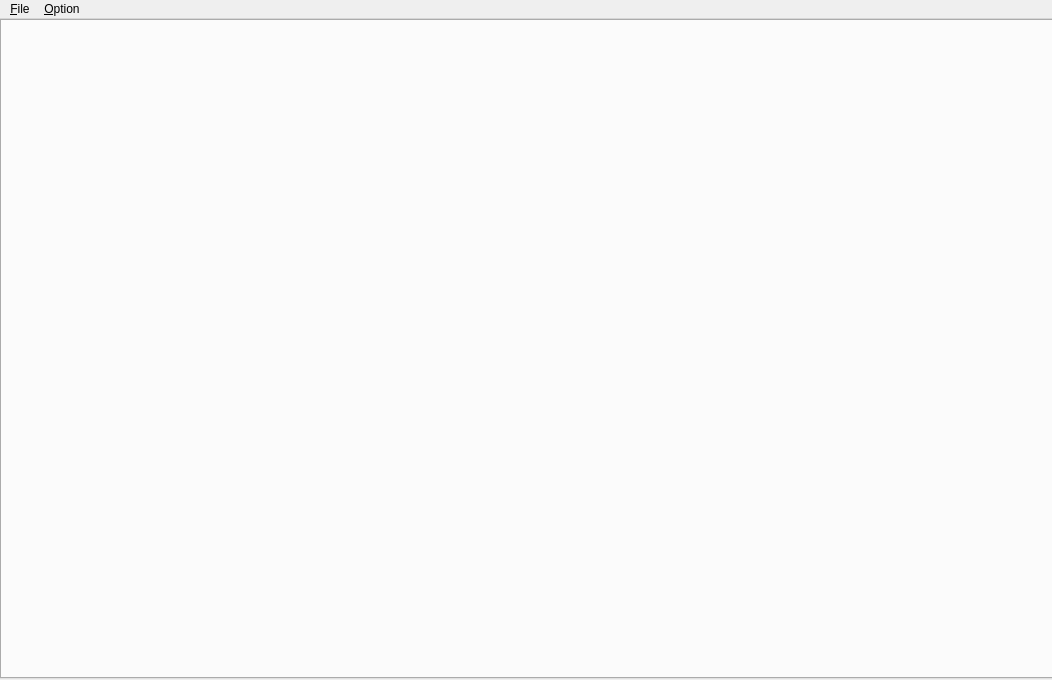
Above: MasterWindow.ui from handysama/SearchBardata before the change. Below: the same form after it.
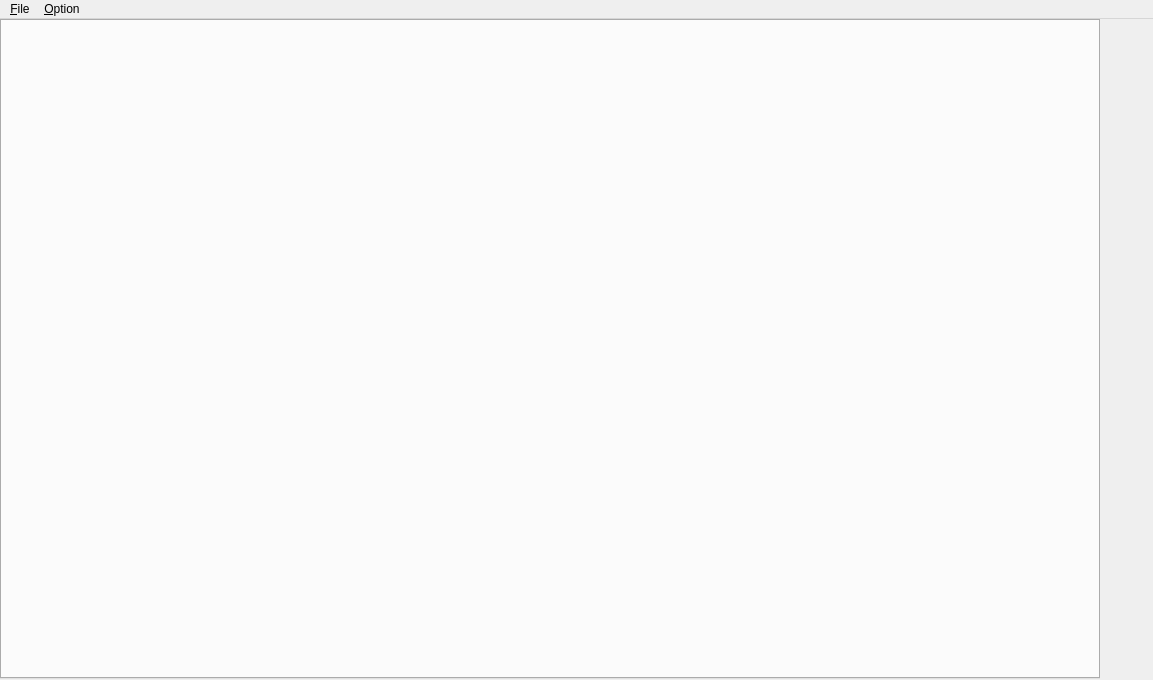
That is the form after the change.

Diff of the .ui file:
```diff
--- a/MasterWindow.ui
+++ b/MasterWindow.ui
@@ -6,7 +6,7 @@
    <rect>
     <x>0</x>
     <y>0</y>
-    <width>1052</width>
+    <width>1153</width>
     <height>680</height>
    </rect>
   </property>
@@ -19,7 +19,7 @@
      <rect>
       <x>0</x>
       <y>0</y>
-      <width>1082</width>
+      <width>1100</width>
       <height>660</height>
      </rect>
     </property>
@@ -39,7 +39,7 @@
     <rect>
      <x>0</x>
      <y>0</y>
-     <width>1052</width>
+     <width>1153</width>
      <height>21</height>
     </rect>
    </property>
```
Left out of the diff: 11 changed lines with no effect on the pictures.
